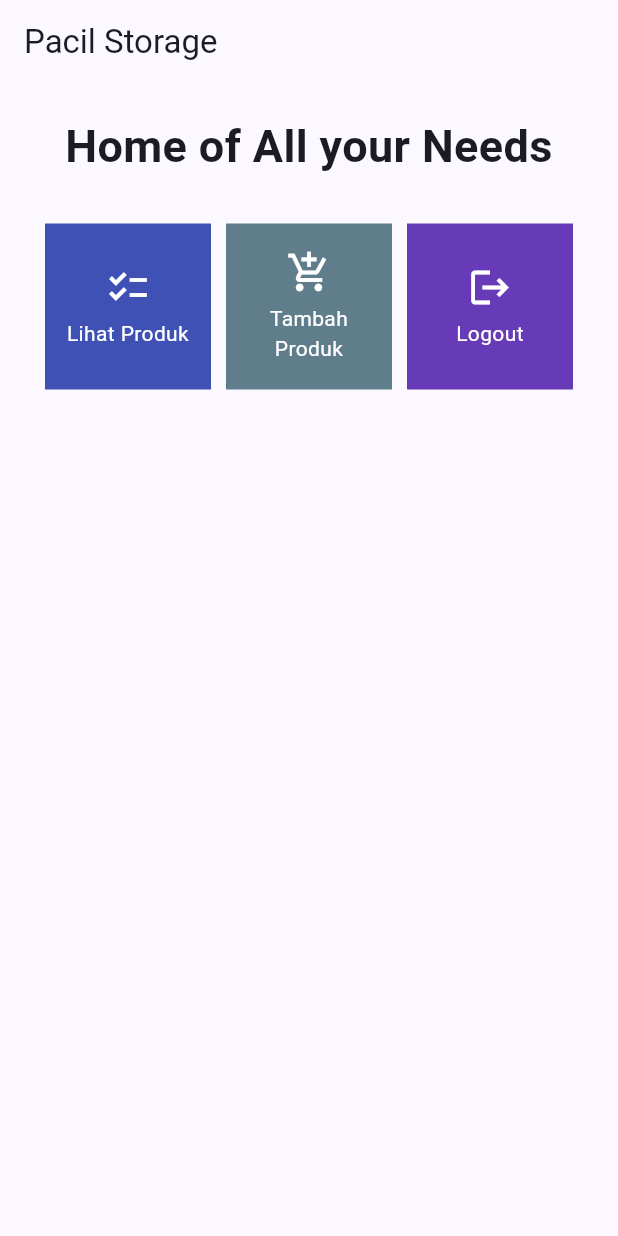
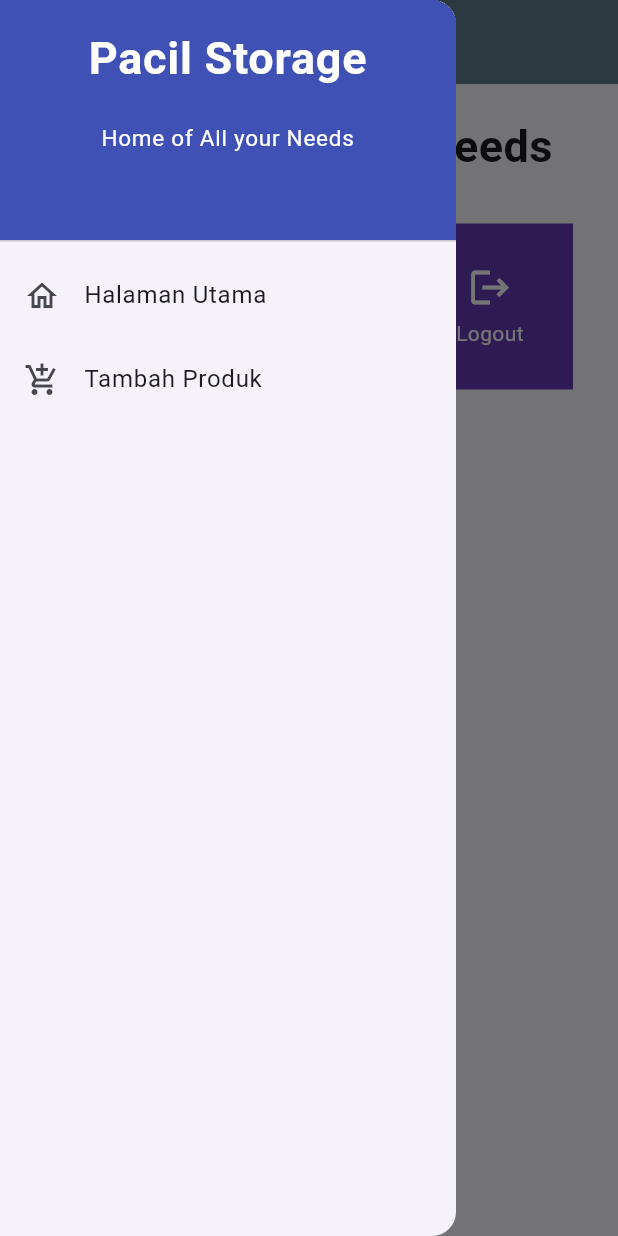
Before and after one commit to fritszoe/pacil_storage_mobile, a Flutter app: the screen it shows after launch, with the side drawer open (before the commit the screen has no drawer), on a phone screen of 412 x 824 dp. Run offline on Flutter 3.47's test engine with Material 2 defaults, Android fonts, the light colour scheme and no system bars.

Commit message:
done tugas-8

```diff
--- a/lib/main.dart
+++ b/lib/main.dart
@@ -1,5 +1,5 @@
 import 'package:flutter/material.dart';
-import 'package:pacil_storage/menu.dart';
+import 'package:pacil_storage/screens/menu.dart';
 
 void main() {
   runApp(const MyApp());
--- a/lib/menu.dart
+++ b/lib/screens/menu.dart
@@ -1,4 +1,6 @@
 import 'package:flutter/material.dart';
+import 'package:pacil_storage/widgets/left_drawer.dart';
+import 'package:pacil_storage/widgets/shop_card.dart';
 
 class MyHomePage extends StatelessWidget {
   MyHomePage({Key? key}) : super(key: key);
@@ -16,7 +18,10 @@
         title: const Text(
           'Pacil Storage',
         ),
+        backgroundColor: Colors.blueGrey,
+        foregroundColor: Colors.white,
       ),
+      drawer: const LeftDrawer(),
       body: SingleChildScrollView(
         // Widget wrapper yang dapat discroll
         child: Padding(
@@ -66,48 +71,3 @@
 
   ShopItem(this.name, this.icon, this.color);
 }
-
-class ShopCard extends StatelessWidget {
-  final ShopItem item;
-
-  const ShopCard(this.item, {super.key}); // Constructor
-
-  @override
-  Widget build(BuildContext context) {
-    return Material(
-      color: item.color, //ganti color sesuai item
-      child: InkWell(
-        // Area responsive terhadap sentuhan
-        onTap: () {
-          // Memunculkan SnackBar ketika diklik
-          ScaffoldMessenger.of(context)
-            ..hideCurrentSnackBar()
-            ..showSnackBar(SnackBar(
-                content: Text("Kamu telah menekan tombol ${item.name}!")));
-        },
-        child: Container(
-          // Container untuk menyimpan Icon dan Text
-          padding: const EdgeInsets.all(8),
-          child: Center(
-            child: Column(
-              mainAxisAlignment: MainAxisAlignment.center,
-              children: [
-                Icon(
-                  item.icon,
-                  color: Colors.white,
-                  size: 30.0,
-                ),
-                const Padding(padding: EdgeInsets.all(3)),
-                Text(
-                  item.name,
-                  textAlign: TextAlign.center,
-                  style: const TextStyle(color: Colors.white),
-                ),
-              ],
-            ),
-          ),
-        ),
-      ),
-    );
-  }
-}
--- /dev/null
+++ b/lib/widgets/left_drawer.dart
@@ -0,0 +1,74 @@
+import 'package:flutter/material.dart';
+import 'package:pacil_storage/screens/menu.dart';
+import 'package:pacil_storage/screens/shoplist_form.dart';
+
+class LeftDrawer extends StatelessWidget {
+  const LeftDrawer({super.key});
+
+  @override
+  Widget build(BuildContext context) {
+    return Drawer(
+      child: ListView(
+        children: [
+          const DrawerHeader(
+            //TODO: Bagian drawer header
+            decoration: BoxDecoration(
+              color: Colors.indigo,
+            ),
+            child: Column(
+              children: [
+                Text(
+                  'Pacil Storage',
+                  textAlign: TextAlign.center,
+                  style: TextStyle(
+                    fontSize: 30,
+                    fontWeight: FontWeight.bold,
+                    color: Colors.white,
+                  ),
+                ),
+                Padding(padding: EdgeInsets.all(10)),
+                Text(
+                  "Home of All your Needs",
+                  // TODO: Tambahkan gaya teks dengan center alignment, font ukuran 15, warna putih, dan weight biasa
+                  style: TextStyle(
+                    fontSize: 15,
+                    color: Colors.white,
+                    fontWeight: FontWeight.normal,
+                  ),
+                  textAlign: TextAlign.center,
+                ),
+              ],
+            ),
+          ),
+
+          // TODO: Bagian routing
+          ListTile(
+            leading: const Icon(Icons.home_outlined),
+            title: const Text('Halaman Utama'),
+            // Bagian redirection ke MyHomePage
+            onTap: () {
+              Navigator.pushReplacement(
+                  context,
+                  MaterialPageRoute(
+                    builder: (context) => MyHomePage(),
+                  ));
+            },
+          ),
+          ListTile(
+            leading: const Icon(Icons.add_shopping_cart),
+            title: const Text('Tambah Produk'),
+            // Bagian redirection ke ShopFormPage
+            onTap: () {
+              /*
+              TODO: Buatlah routing ke ShopFormPage di sini,
+              setelah halaman ShopFormPage sudah dibuat.
+              */
+              Navigator.pushReplacement(context,
+                  MaterialPageRoute(builder: (context) => ShopFormPage()));
+            },
+          ),
+        ],
+      ),
+    );
+  }
+}
--- /dev/null
+++ b/lib/widgets/shop_card.dart
@@ -0,0 +1,56 @@
+import 'package:flutter/material.dart';
+import 'package:pacil_storage/screens/shoplist_form.dart';
+import 'package:pacil_storage/screens/menu.dart';
+
+class ShopCard extends StatelessWidget {
+  final ShopItem item;
+
+  const ShopCard(this.item, {super.key}); // Constructor
+
+  @override
+  Widget build(BuildContext context) {
+    return Material(
+      color: item.color, //ganti color sesuai item
+      child: InkWell(
+        // Area responsive terhadap sentuhan
+        onTap: () {
+          // Memunculkan SnackBar ketika diklik
+          ScaffoldMessenger.of(context)
+            ..hideCurrentSnackBar()
+            ..showSnackBar(SnackBar(
+                content: Text("Kamu telah menekan tombol ${item.name}!")));
+          if (item.name == "Tambah Produk") {
+            // TODO: Gunakan Navigator.push untuk melakukan navigasi ke MaterialPageRoute yang mencakup ShopFormPage.
+            Navigator.pushReplacement(context,
+                  MaterialPageRoute(builder:
+                  (context) => ShopFormPage()
+                )
+              );
+          }
+        },
+        child: Container(
+          // Container untuk menyimpan Icon dan Text
+          padding: const EdgeInsets.all(8),
+          child: Center(
+            child: Column(
+              mainAxisAlignment: MainAxisAlignment.center,
+              children: [
+                Icon(
+                  item.icon,
+                  color: Colors.white,
+                  size: 30.0,
+                ),
+                const Padding(padding: EdgeInsets.all(3)),
+                Text(
+                  item.name,
+                  textAlign: TextAlign.center,
+                  style: const TextStyle(color: Colors.white),
+                ),
+              ],
+            ),
+          ),
+        ),
+      ),
+    );
+  }
+}
```
Also changed, not shown: lib/screens/shoplist_form.dart (added, +164 -0 lines), 1 other file.
